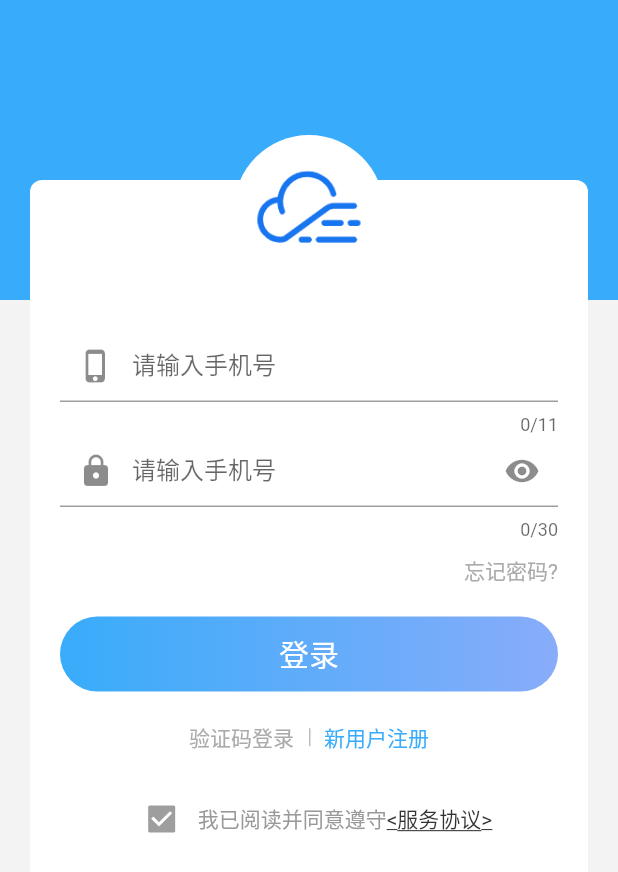
After one commit to MaLuns/flutter_study, a Flutter app: the JFPage screen opened directly, on a phone screen of 412 x 824 dp. The commit adds this screen. Shown: the top 872 px of the screen. Run offline on Flutter 3.47's test engine with Material 2 defaults, Android fonts, the phone set to English and light mode, and no system bars; our stand-ins replace toast.

Commit message:
upd: update

```diff
--- a/lib/demo_app/theme_shop/views/my/shop_my.dart
+++ b/lib/demo_app/theme_shop/views/my/shop_my.dart
@@ -1,5 +1,6 @@
 import 'package:flutter/material.dart';
 import 'package:flutter_study/demo_app/study_app/models/list_model.dart';
+import 'package:flutter_study/demo_app/theme_shop/views/my/widget/jf_page.dart';
 import 'widget/discounts_page.dart';
 
 final List<ListModel> listModel = [
@@ -11,7 +12,7 @@ final List<ListModel> listModel = [
   ListModel(
     title: '积分',
     icon: Icons.grid_off,
-    route: 'BasicWidgetsDemo',
+    route: JFPage(),
   ),
   ListModel(
     title: '可币',
--- /dev/null
+++ b/lib/demo_app/theme_shop/views/my/widget/jf_page.dart
@@ -0,0 +1,162 @@
+import 'package:flutter/cupertino.dart';
+import 'package:flutter/material.dart';
+
+class JFPage extends StatelessWidget {
+  @override
+  Widget build(BuildContext context) {
+    return Scaffold(
+      primary: false,
+      backgroundColor: Color(0xfff3f3f3),
+      resizeToAvoidBottomPadding: false,
+      body: Stack(
+        children: [
+          Container(
+            height: 200,
+            decoration: BoxDecoration(
+              color: Color(0xff38acfa),
+            ),
+          ),
+          Container(
+            height: 500,
+            margin: EdgeInsets.only(left: 20, right: 20, top: 120, bottom: 20),
+            padding: EdgeInsets.only(left: 20, right: 20, top: 100),
+            decoration: BoxDecoration(
+              color: Colors.white,
+              borderRadius: BorderRadius.circular(8),
+            ),
+            child: Column(
+              children: [
+                TextField(
+                  maxLines: 1,
+                  maxLength: 11,
+                  keyboardType: TextInputType.number,
+                  decoration: InputDecoration(
+                    prefixIcon: Icon(Icons.phone_iphone),
+                    hintText: "请输入手机号",
+                    contentPadding: EdgeInsets.symmetric(vertical: 10),
+                  ),
+                ),
+                TextField(
+                  maxLines: 1,
+                  maxLength: 30,
+                  obscureText: true,
+                  keyboardType: TextInputType.visiblePassword,
+                  decoration: InputDecoration(
+                    prefixIcon: Icon(Icons.lock),
+                    hintText: "请输入手机号",
+                    contentPadding: EdgeInsets.symmetric(vertical: 10),
+                    suffixIcon: Icon(
+                      Icons.remove_red_eye,
+                    ),
+                  ),
+                ),
+                Padding(padding: EdgeInsets.only(top: 10)),
+                Align(
+                  alignment: Alignment.centerRight,
+                  child: Text(
+                    '忘记密码?',
+                    style: TextStyle(color: Color(0xffaaaaaa)),
+                  ),
+                ),
+                Container(
+                  margin: EdgeInsets.symmetric(vertical: 20),
+                  height: 50,
+                  child: Center(
+                    child: Text(
+                      "登录",
+                      style: TextStyle(
+                        color: Colors.white,
+                        fontSize: 20,
+                      ),
+                    ),
+                  ),
+                  decoration: BoxDecoration(
+                    gradient: LinearGradient(
+                      colors: [
+                        Color(0xff38acfa),
+                        Color(0xff88acfa),
+                      ],
+                    ),
+                    borderRadius: BorderRadius.circular(25),
+                  ),
+                ),
+                Row(
+                  mainAxisAlignment: MainAxisAlignment.center,
+                  children: [
+                    Text(
+                      '验证码登录',
+                      style: TextStyle(color: Color(0xffaaaaaa)),
+                    ),
+                    Container(
+                      height: 12,
+                      padding: EdgeInsets.symmetric(horizontal: 10),
+                      child: VerticalDivider(
+                        color: Colors.black26,
+                        width: 0,
+                        thickness: 1,
+                      ),
+                    ),
+                    Text(
+                      '新用户注册',
+                      style: TextStyle(color: Color(0xff38acfa)),
+                    ),
+                  ],
+                ),
+                Padding(padding: EdgeInsets.only(top: 20)),
+                Row(
+                  mainAxisAlignment: MainAxisAlignment.center,
+                  children: [
+                    Checkbox(value: true, onChanged: null),
+                    Text.rich(
+                      TextSpan(
+                        text: '我已阅读并同意遵守',
+                        style: TextStyle(
+                          color: Color(0xff999999),
+                        ),
+                        children: [
+                          TextSpan(
+                            text: "<服务协议>",
+                            style: TextStyle(
+                              color: Color(0xff333333),
+                              decoration: TextDecoration.underline,
+                            ),
+                          ),
+                        ],
+                      ),
+                    )
+                  ],
+                )
+              ],
+            ),
+          ),
+          Align(
+            alignment: Alignment.topCenter,
+            child: Container(
+              width: 100,
+              height: 100,
+              margin: EdgeInsets.only(top: 90),
+              decoration: BoxDecoration(
+                shape: BoxShape.circle,
+                color: Colors.white,
+              ),
+            ),
+          ),
+          Align(
+            alignment: Alignment.topCenter,
+            child: Container(
+              width: 80,
+              height: 80,
+              margin: EdgeInsets.only(top: 100),
+              decoration: BoxDecoration(
+                shape: BoxShape.circle,
+                image: DecorationImage(
+                  image: AssetImage('asset/images/logo.png'),
+                ),
+              ),
+            ),
+          ),
+        ],
+      ),
+    );
+  }
+}
```
Also changed, not shown: asset/images/logo.png (added).
